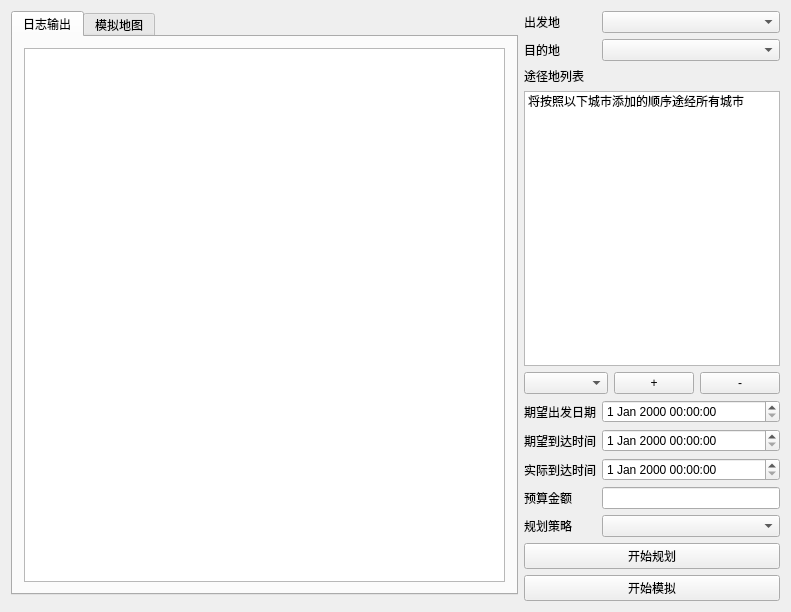
JmPotato/Travel_Simulation, file Travel_Simulation/mainwindow.ui: the form before one commit.
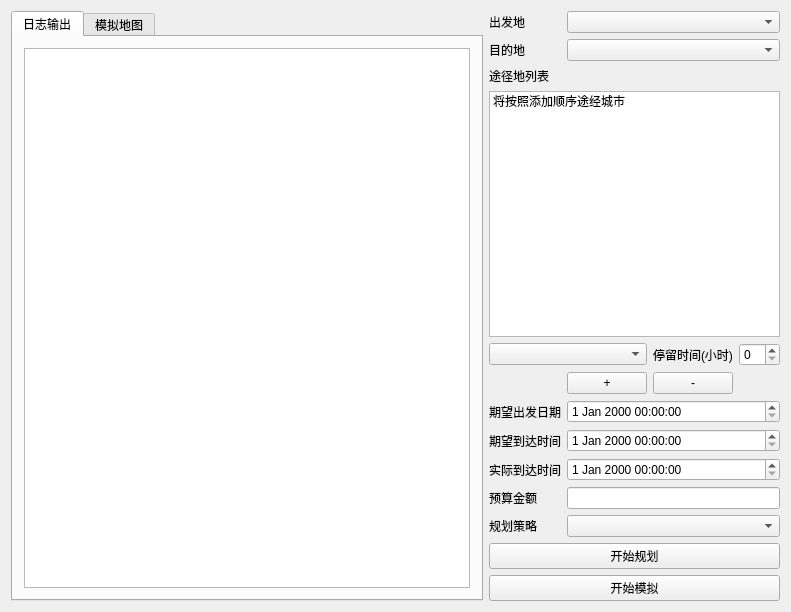
The form after the commit.

Commit message: 策略一和二添加中途城市

```diff
--- a/Travel_Simulation/mainwindow.ui
+++ b/Travel_Simulation/mainwindow.ui
@@ -46,10 +46,20 @@
       </widget>
      </widget>
     </item>
-    <item row="0" column="1" rowspan="2" colspan="2">
+    <item row="0" column="1">
      <layout class="QGridLayout" name="gridLayout">
-      <item row="0" column="1" colspan="3">
-       <widget class="QComboBox" name="departureBox"/>
+      <item row="6" column="2">
+       <widget class="QPushButton" name="deleteCity">
+        <property name="text">
+         <string>-</string>
+        </property>
+       </widget>
+      </item>
+      <item row="14" column="1" colspan="3">
+       <widget class="QDateTimeEdit" name="endTime"/>
+      </item>
+      <item row="15" column="1" colspan="3">
+       <widget class="QLineEdit" name="budgetEdit"/>
       </item>
       <item row="2" column="0">
        <widget class="QLabel" name="destinationLabel">
@@ -58,116 +68,116 @@
         </property>
        </widget>
       </item>
-      <item row="3" column="0">
-       <widget class="QLabel" name="passLable">
-        <property name="text">
-         <string>途径地列表</string>
-        </property>
-       </widget>
+      <item row="12" column="1" colspan="3">
+       <widget class="QDateTimeEdit" name="startTime"/>
       </item>
-      <item row="5" column="0" colspan="2">
-       <widget class="QComboBox" name="cityBox">
-        <property name="currentText">
-         <string/>
-        </property>
-       </widget>
-      </item>
-      <item row="14" column="0">
-       <widget class="QLabel" name="budgetLabel">
+      <item row="16" column="0">
+       <widget class="QLabel" name="strategyLabel">
         <property name="text">
-         <string>预算金额</string>
+         <string>规划策略</string>
         </property>
        </widget>
       </item>
-      <item row="16" column="0" colspan="4">
-       <widget class="QPushButton" name="planButton">
-        <property name="text">
-         <string>开始规划</string>
-        </property>
-       </widget>
-      </item>
-      <item row="15" column="1" colspan="3">
-       <widget class="QComboBox" name="strategyBox"/>
-      </item>
-      <item row="11" column="0">
+      <item row="12" column="0">
        <widget class="QLabel" name="startTimeLabel">
         <property name="text">
          <string>期望出发日期</string>
         </property>
        </widget>
       </item>
+      <item row="0" column="0">
+       <widget class="QLabel" name="depatureLabel">
+        <property name="text">
+         <string>出发地</string>
+        </property>
+       </widget>
+      </item>
       <item row="4" column="0" colspan="4">
        <widget class="QListWidget" name="passList">
         <item>
          <property name="text">
-          <string>将按照以下城市添加的顺序途经所有城市</string>
+          <string>将按照添加顺序途经城市</string>
          </property>
         </item>
        </widget>
       </item>
-      <item row="14" column="1" colspan="3">
-       <widget class="QLineEdit" name="budgetEdit"/>
-      </item>
       <item row="15" column="0">
-       <widget class="QLabel" name="strategyLabel">
+       <widget class="QLabel" name="budgetLabel">
         <property name="text">
-         <string>规划策略</string>
+         <string>预算金额</string>
         </property>
        </widget>
       </item>
-      <item row="5" column="2">
-       <widget class="QPushButton" name="addCity">
-        <property name="text">
-         <string>+</string>
-        </property>
-       </widget>
+      <item row="13" column="1" colspan="3">
+       <widget class="QDateTimeEdit" name="expectedEndTime"/>
       </item>
-      <item row="13" column="0">
+      <item row="14" column="0">
        <widget class="QLabel" name="endTimeLabel">
         <property name="text">
          <string>实际到达时间</string>
         </property>
        </widget>
       </item>
-      <item row="5" column="3">
-       <widget class="QPushButton" name="deleteCity">
-        <property name="text">
-         <string>-</string>
-        </property>
-       </widget>
-      </item>
-      <item row="17" column="0" colspan="4">
-       <widget class="QPushButton" name="simButton">
-        <property name="text">
-         <string>开始模拟</string>
-        </property>
-       </widget>
-      </item>
-      <item row="0" column="0">
-       <widget class="QLabel" name="depatureLabel">
-        <property name="text">
-         <string>出发地</string>
-        </property>
-       </widget>
-      </item>
-      <item row="11" column="1" colspan="3">
-       <widget class="QDateTimeEdit" name="startTime"/>
-      </item>
       <item row="2" column="1" colspan="3">
        <widget class="QComboBox" name="destinationBox"/>
       </item>
-      <item row="13" column="1" colspan="3">
-       <widget class="QDateTimeEdit" name="endTime"/>
+      <item row="3" column="0">
+       <widget class="QLabel" name="passLable">
+        <property name="text">
+         <string>途径地列表</string>
+        </property>
+       </widget>
       </item>
-      <item row="12" column="0">
+      <item row="5" column="0" colspan="2">
+       <widget class="QComboBox" name="cityBox">
+        <property name="currentText">
+         <string/>
+        </property>
+       </widget>
+      </item>
+      <item row="0" column="1" colspan="3">
+       <widget class="QComboBox" name="departureBox"/>
+      </item>
+      <item row="13" column="0">
        <widget class="QLabel" name="expectedEndTimeLabel">
         <property name="text">
          <string>期望到达时间</string>
         </property>
        </widget>
       </item>
-      <item row="12" column="1" colspan="3">
-       <widget class="QDateTimeEdit" name="expectedEndTime"/>
+      <item row="18" column="0" colspan="4">
+       <widget class="QPushButton" name="simButton">
+        <property name="text">
+         <string>开始模拟</string>
+        </property>
+       </widget>
+      </item>
+      <item row="5" column="2">
+       <widget class="QLabel" name="label">
+        <property name="text">
+         <string>停留时间(小时)</string>
+        </property>
+       </widget>
+      </item>
+      <item row="16" column="1" colspan="3">
+       <widget class="QComboBox" name="strategyBox"/>
+      </item>
+      <item row="5" column="3">
+       <widget class="QSpinBox" name="visitTime"/>
+      </item>
+      <item row="17" column="0" colspan="4">
+       <widget class="QPushButton" name="planButton">
+        <property name="text">
+         <string>开始规划</string>
+        </property>
+       </widget>
+      </item>
+      <item row="6" column="1">
+       <widget class="QPushButton" name="addCity">
+        <property name="text">
+         <string>+</string>
+        </property>
+       </widget>
       </item>
      </layout>
     </item>
```
The commit also changes 7 other files.
